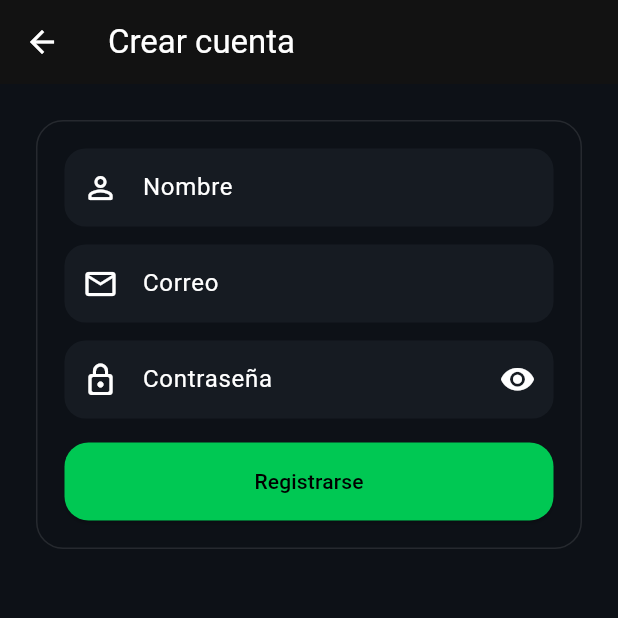
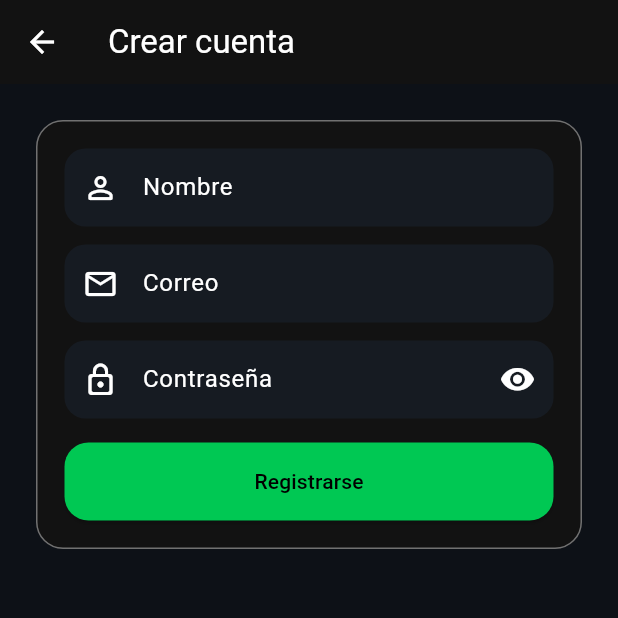
Before and after one commit to emanuelsantamariabello-star/Finanzas-App-Mobile, a Flutter app: the screen it shows after launch, after a tap on "¿No tienes cuenta? Regístrate", on a phone screen of 412 x 824 dp, the top half of it. Run offline on Flutter 3.47's test engine with Material 3 defaults, Android fonts, the phone set to English and light mode, and no system bars; our stand-ins replace fl_chart, shared_preferences.

Commit message:
fix: adaptar formularios auth al tema activo

```diff
--- a/lib/presentation/screens/login_screen.dart
+++ b/lib/presentation/screens/login_screen.dart
@@ -61,16 +61,19 @@ class _LoginScreenState extends State<LoginScreen> {
   }
 
   InputDecoration _decoration({
+    required BuildContext context,
     required String label,
     required IconData icon,
     Widget? suffixIcon,
   }) {
+    final theme = Theme.of(context);
+
     return InputDecoration(
       labelText: label,
       prefixIcon: Icon(icon),
       suffixIcon: suffixIcon,
       filled: true,
-      fillColor: const Color(0xFF161B22),
+      fillColor: theme.inputDecorationTheme.fillColor ?? theme.cardColor,
       border: OutlineInputBorder(
         borderRadius: BorderRadius.circular(14),
         borderSide: BorderSide.none,
@@ -146,6 +149,8 @@ class _LoginScreenState extends State<LoginScreen> {
 
   @override
   Widget build(BuildContext context) {
+    final theme = Theme.of(context);
+
     return Scaffold(
       body: SafeArea(
         child: SingleChildScrollView(
@@ -159,18 +164,22 @@ class _LoginScreenState extends State<LoginScreen> {
                 style: TextStyle(fontSize: 28, fontWeight: FontWeight.bold),
               ),
               const SizedBox(height: 8),
-              const Text(
+              Text(
                 'Ingresa para continuar',
-                style: TextStyle(color: Colors.white70),
+                style: TextStyle(
+                  color: theme.colorScheme.onSurface.withValues(alpha: 0.7),
+                ),
               ),
               const SizedBox(height: 22),
               Container(
                 width: double.infinity,
                 padding: const EdgeInsets.all(18),
                 decoration: BoxDecoration(
-                  color: const Color(0xFF0D1117),
+                  color: theme.cardColor,
                   borderRadius: BorderRadius.circular(18),
-                  border: Border.all(color: Colors.white10),
+                  border: Border.all(
+                    color: theme.dividerColor.withValues(alpha: 0.4),
+                  ),
                 ),
                 child: Column(
                   children: [
@@ -178,6 +187,7 @@ class _LoginScreenState extends State<LoginScreen> {
                       controller: emailController,
                       keyboardType: TextInputType.emailAddress,
                       decoration: _decoration(
+                        context: context,
                         label: 'Correo',
                         icon: Icons.email_outlined,
                       ),
@@ -192,6 +202,7 @@ class _LoginScreenState extends State<LoginScreen> {
                       controller: passwordController,
                       obscureText: !_showPassword,
                       decoration: _decoration(
+                        context: context,
                         label: 'Contraseña',
                         icon: Icons.lock_outline_rounded,
                         suffixIcon: IconButton(
@@ -219,10 +230,14 @@ class _LoginScreenState extends State<LoginScreen> {
                           },
                         ),
                         const SizedBox(width: 6),
-                        const Expanded(
+                        Expanded(
                           child: Text(
                             'Recordar credenciales',
-                            style: TextStyle(color: Colors.white70),
+                            style: TextStyle(
+                              color: theme.colorScheme.onSurface.withValues(
+                                alpha: 0.7,
+                              ),
+                            ),
                           ),
                         ),
                       ],
--- a/lib/presentation/screens/register_screen.dart
+++ b/lib/presentation/screens/register_screen.dart
@@ -27,16 +27,19 @@ class _RegisterScreenState extends State<RegisterScreen> {
   }
 
   InputDecoration _decoration({
+    required BuildContext context,
     required String label,
     required IconData icon,
     Widget? suffixIcon,
   }) {
+    final theme = Theme.of(context);
+
     return InputDecoration(
       labelText: label,
       prefixIcon: Icon(icon),
       suffixIcon: suffixIcon,
       filled: true,
-      fillColor: const Color(0xFF161B22),
+      fillColor: theme.inputDecorationTheme.fillColor ?? theme.cardColor,
       border: OutlineInputBorder(
         borderRadius: BorderRadius.circular(14),
         borderSide: BorderSide.none,
@@ -96,6 +99,8 @@ class _RegisterScreenState extends State<RegisterScreen> {
 
   @override
   Widget build(BuildContext context) {
+    final theme = Theme.of(context);
+
     return Scaffold(
       appBar: AppBar(title: const Text('Crear cuenta')),
       body: SafeArea(
@@ -105,9 +110,11 @@ class _RegisterScreenState extends State<RegisterScreen> {
             width: double.infinity,
             padding: const EdgeInsets.all(18),
             decoration: BoxDecoration(
-              color: const Color(0xFF0D1117),
+              color: theme.cardColor,
               borderRadius: BorderRadius.circular(18),
-              border: Border.all(color: Colors.white10),
+              border: Border.all(
+                color: theme.dividerColor.withValues(alpha: 0.4),
+              ),
             ),
             child: Column(
               children: [
@@ -115,6 +122,7 @@ class _RegisterScreenState extends State<RegisterScreen> {
                   controller: usernameController,
                   textInputAction: TextInputAction.next,
                   decoration: _decoration(
+                    context: context,
                     label: 'Nombre',
                     icon: Icons.person_outline_rounded,
                   ),
@@ -125,6 +133,7 @@ class _RegisterScreenState extends State<RegisterScreen> {
                   keyboardType: TextInputType.emailAddress,
                   textInputAction: TextInputAction.next,
                   decoration: _decoration(
+                    context: context,
                     label: 'Correo',
                     icon: Icons.email_outlined,
                   ),
@@ -135,6 +144,7 @@ class _RegisterScreenState extends State<RegisterScreen> {
                   obscureText: !_showPassword,
                   textInputAction: TextInputAction.done,
                   decoration: _decoration(
+                    context: context,
                     label: 'Contraseña',
                     icon: Icons.lock_outline_rounded,
                     suffixIcon: IconButton(
```
